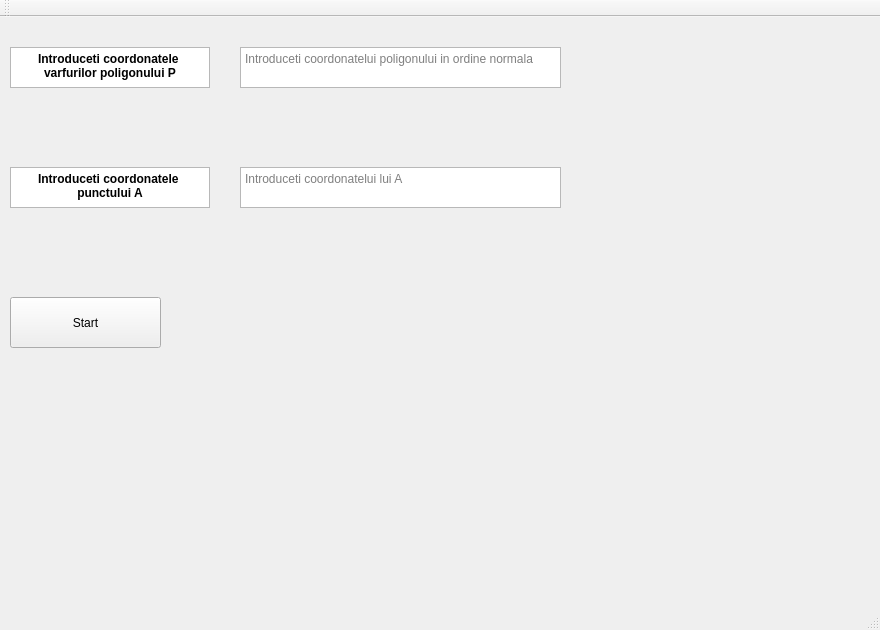
This is GCPolygonTri/GCPolygonTri.ui in rares-munteanu/GeometrieComputationala as Qt 5 draws it before an edit. The edited form follows.
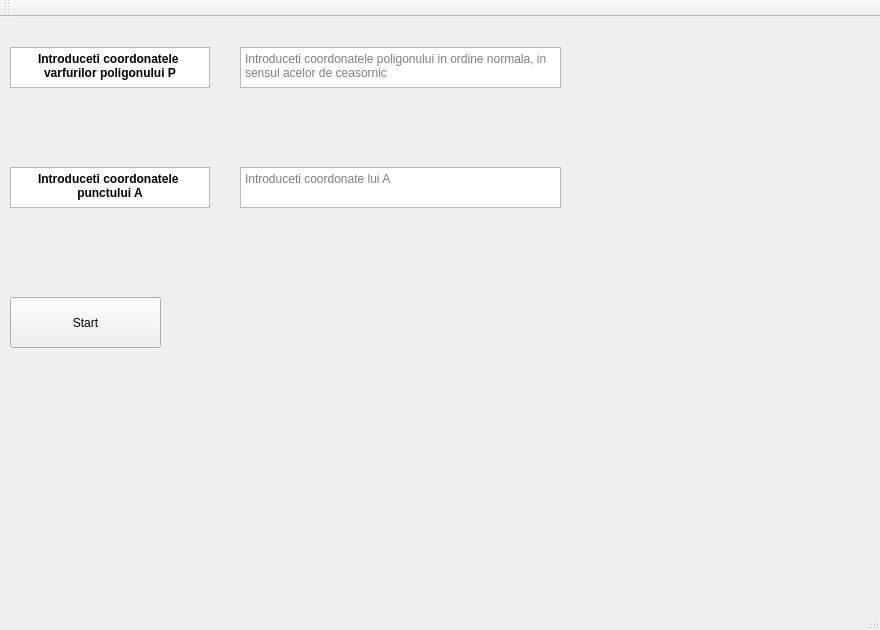
This is the edited form.

```diff
--- a/GCPolygonTri/GCPolygonTri.ui
+++ b/GCPolygonTri/GCPolygonTri.ui
@@ -58,7 +58,7 @@
      <bool>true</bool>
     </property>
     <property name="placeholderText">
-     <string>Introduceti coordonatelui poligonului in ordine normala</string>
+     <string>Introduceti coordonatele poligonului in ordine normala, in sensul acelor de ceasornic</string>
     </property>
    </widget>
    <widget class="QTextEdit" name="textEdit_2">
@@ -77,7 +77,7 @@
      <bool>true</bool>
     </property>
     <property name="placeholderText">
-     <string>Introduceti coordonatelui lui A</string>
+     <string>Introduceti coordonate lui A</string>
     </property>
    </widget>
    <widget class="QTextBrowser" name="textBrowser">
```
